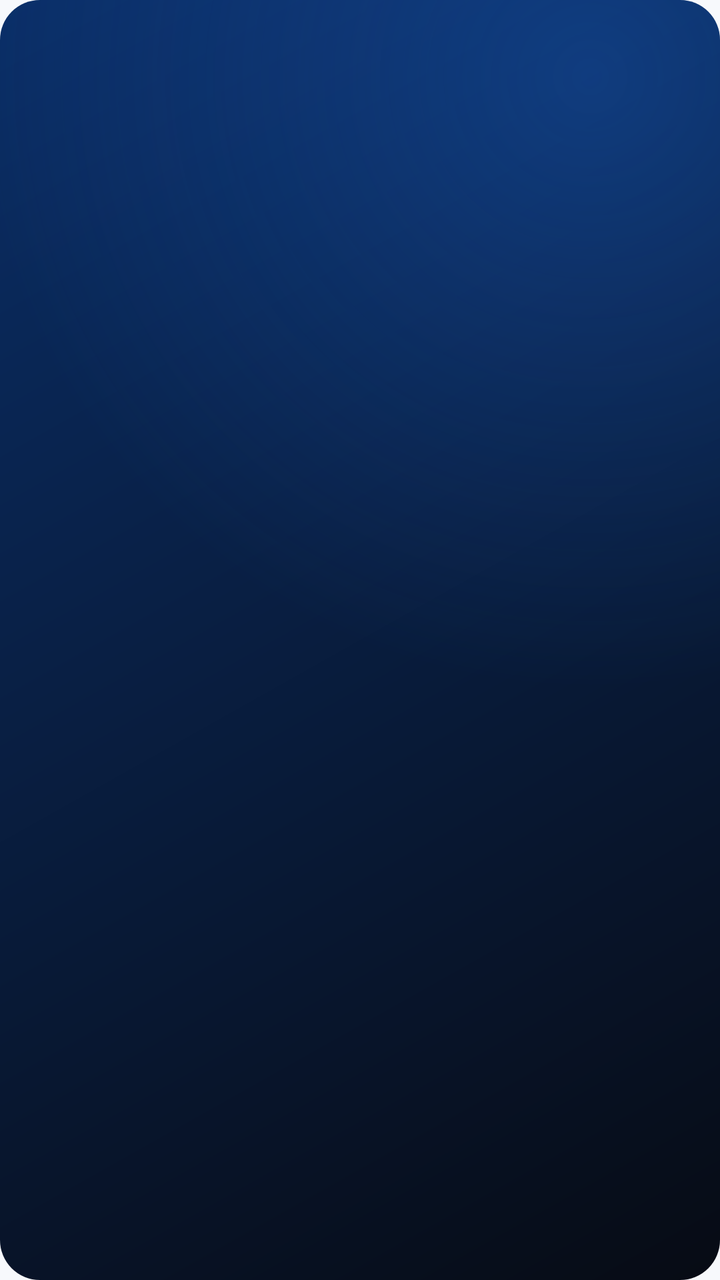
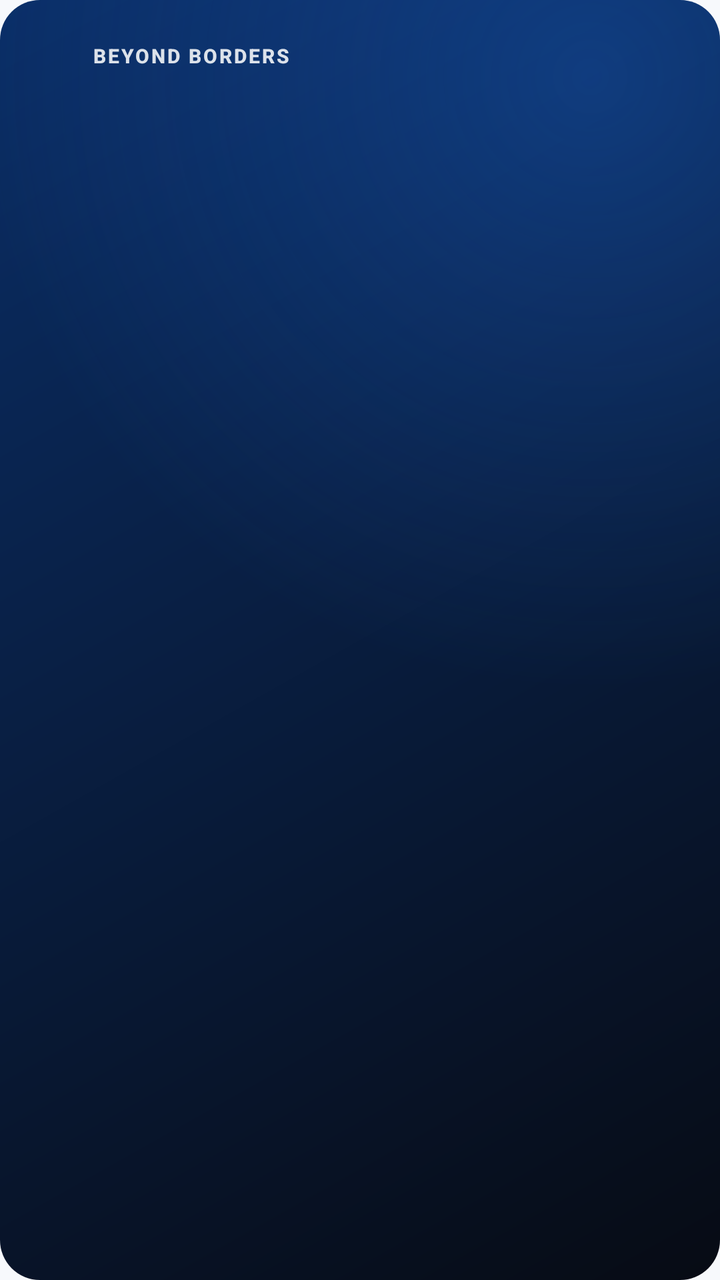

An Android layout rendered at two revisions. The XML below is the earlier revision; the diff shows what the commit changed to produce the second picture.
<!-- AndroidManifest.xml: application theme Theme.BeyondBorders -->
<!-- res/layout/travel_widget_compact.xml -->
<?xml version="1.0" encoding="utf-8"?>
<LinearLayout xmlns:android="http://schemas.android.com/apk/res/android"
    android:id="@+id/widget_root"
    android:layout_width="match_parent"
    android:layout_height="match_parent"
    android:background="@drawable/widget_background_brand"
    android:orientation="vertical"
    android:gravity="center"
    android:padding="16dp">

    <TextView
        android:id="@+id/widget_headline"
        android:layout_width="wrap_content"
        android:layout_height="wrap_content"
        android:textColor="#FFFFFF"
        android:textSize="32sp"
        android:fontFamily="sans-serif-black"
        android:textStyle="bold" />

    <TextView
        android:id="@+id/widget_label"
        android:layout_width="wrap_content"
        android:layout_height="wrap_content"
        android:layout_marginTop="4dp"
        android:textColor="#DDffffff"
        android:textSize="12sp"
        android:fontFamily="sans-serif-medium"
        android:textStyle="bold"
        android:letterSpacing="0.16" />

</LinearLayout>
<!-- resources referenced by this layout -->
<resources>
  <!-- drawable widget_background_brand (drawable) -->
  <?xml version="1.0" encoding="utf-8"?>
  <layer-list xmlns:android="http://schemas.android.com/apk/res/android">
      
      <item>
          <shape android:shape="rectangle">
              <corners android:radius="20dp" />
              <gradient
                  android:angle="315"
                  android:startColor="@color/brand_deep"
                  android:endColor="@color/brand_ink"
                  android:type="linear" />
          </shape>
      </item>
      
      <item>
          <shape android:shape="rectangle">
              <corners android:radius="20dp" />
              <gradient
                  android:type="radial"
                  android:gradientRadius="85%p"
                  android:centerX="0.82"
                  android:centerY="0.06"
                  android:startColor="#4D1E6FE3"
                  android:endColor="#00000000" />
          </shape>
      </item>
  </layer-list>
  <style name="Theme.BeyondBorders" parent="Theme.AppCompat.DayNight.NoActionBar">
          <item name="android:windowBackground">@color/window_background</item>
      </style>
  <color name="brand_deep">#0A2E67</color>
  <color name="brand_ink">#070B14</color>
  <color name="window_background">#F7F9FC</color>
</resources>

<!-- the commit's change to res/layout/travel_widget_compact.xml (unified diff, before → after) -->
@@ -1,12 +1,45 @@
 <?xml version="1.0" encoding="utf-8"?>
-<LinearLayout xmlns:android="http://schemas.android.com/apk/res/android"
+<FrameLayout xmlns:android="http://schemas.android.com/apk/res/android"
     android:id="@+id/widget_root"
     android:layout_width="match_parent"
     android:layout_height="match_parent"
     android:background="@drawable/widget_background_brand"
-    android:orientation="vertical"
-    android:gravity="center"
     android:padding="16dp">
+
+    
+    <LinearLayout
+        android:layout_width="match_parent"
+        android:layout_height="wrap_content"
+        android:layout_gravity="top|start"
+        android:orientation="horizontal"
+        android:gravity="center_vertical">
+
+        <ImageView
+            android:id="@+id/widget_logo"
+            android:layout_width="24dp"
+            android:layout_height="24dp"
+            android:scaleType="centerCrop"
+            android:contentDescription="@null" />
+
+        <TextView
+            android:id="@+id/widget_wordmark"
+            android:layout_width="wrap_content"
+            android:layout_height="wrap_content"
+            android:layout_marginStart="6dp"
+            android:text="@string/widget_wordmark"
+            android:textColor="#DBFFFFFF"
+            android:textSize="10sp"
+            android:fontFamily="sans-serif-medium"
+            android:textStyle="bold"
+            android:letterSpacing="0.1" />
+
+    </LinearLayout>
+
+    <LinearLayout
+        android:layout_width="match_parent"
+        android:layout_height="match_parent"
+        android:orientation="vertical"
+        android:gravity="center">
 
     <TextView
         android:id="@+id/widget_headline"
@@ -28,4 +61,6 @@
         android:textStyle="bold"
         android:letterSpacing="0.16" />
 
-</LinearLayout>
+    </LinearLayout>
+
+</FrameLayout>
<!-- resource entries referenced after the edit -->
@@ -28,6 +28,7 @@
           </shape>
       </item>
   </layer-list>
+  <string name="widget_wordmark">BEYOND BORDERS</string>
   <style name="Theme.BeyondBorders" parent="Theme.AppCompat.DayNight.NoActionBar">
           <item name="android:windowBackground">@color/window_background</item>
       </style>
